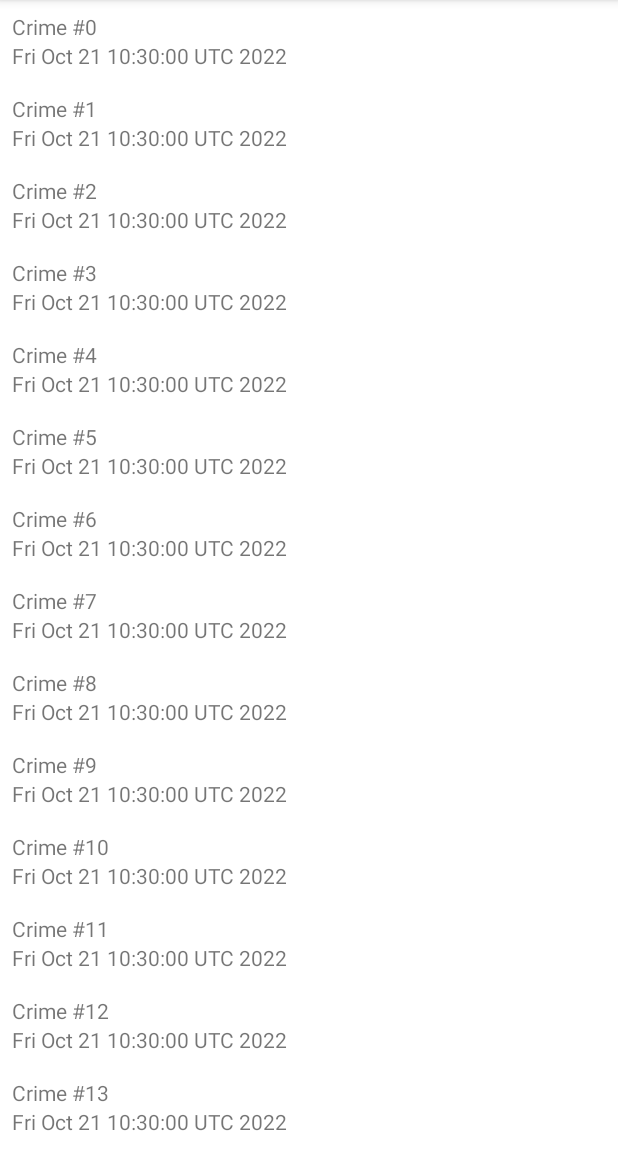
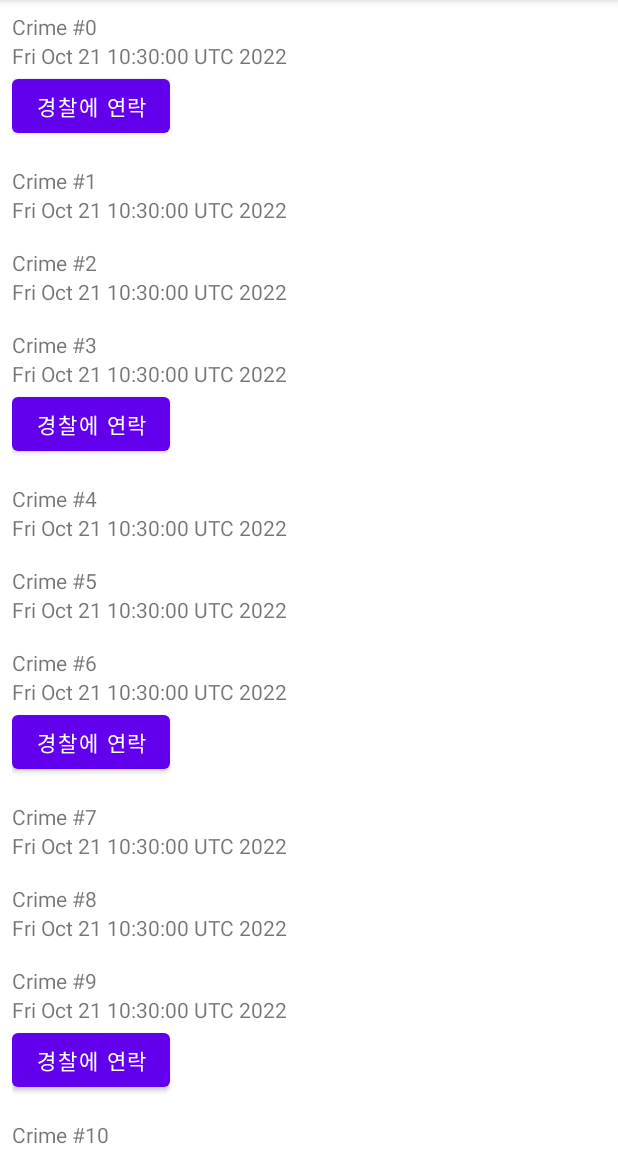
Before and after one commit to Quantata/JPubExample, an Android app: the screen it shows after launch (MainActivity), on a phone screen of 412 x 824 dp, the part 84-1236 px from its top. Run offline under Robolectric (Android 15) with nearby library versions, the phone set to English and light mode, and no system bars.

Commit message:
2022 10 21 by nyahn - CH9 Challenge: ViewType 구현

```diff
--- a/criminalintent/src/main/java/com/nancone/criminalintent/model/Crime.kt
+++ b/criminalintent/src/main/java/com/nancone/criminalintent/model/Crime.kt
@@ -2,7 +2,9 @@ package com.nancone.criminalintent.model
 
 import java.util.*
 
-data class Crime(val id: UUID = UUID.randomUUID(),
-                var title: String = "",
-                var date: Date = Date(),
-                var isSolved: Boolean = false)
+data class Crime(
+    val id: UUID = UUID.randomUUID(),
+    var title: String = "",
+    var date: Date = Date(),
+    var isSolved: Boolean = false,
+    var requiresPolice: Int = CrimeType.normalCrime)
--- /dev/null
+++ b/criminalintent/src/main/java/com/nancone/criminalintent/model/CrimeType.kt
@@ -0,0 +1,6 @@
+package com.nancone.criminalintent.model
+
+object CrimeType {
+    const val normalCrime = 101
+    const val requiresPoliceCrime = 102
+}
--- a/criminalintent/src/main/java/com/nancone/criminalintent/ui/CrimeListFragment.kt
+++ b/criminalintent/src/main/java/com/nancone/criminalintent/ui/CrimeListFragment.kt
@@ -5,6 +5,7 @@ import android.util.Log
 import android.view.LayoutInflater
 import android.view.View
 import android.view.ViewGroup
+import android.widget.Button
 import android.widget.TextView
 import android.widget.Toast
 import androidx.fragment.app.Fragment
@@ -13,6 +14,7 @@ import androidx.recyclerview.widget.LinearLayoutManager
 import androidx.recyclerview.widget.RecyclerView
 import com.nancone.criminalintent.R
 import com.nancone.criminalintent.model.Crime
+import com.nancone.criminalintent.model.CrimeType
 import com.nancone.criminalintent.viewmodel.CrimeListViewModel
 
 private const val TAG = "CrimeListFragment"
@@ -40,7 +42,7 @@ class CrimeListFragment : Fragment() {
         container: ViewGroup?,
         savedInstanceState: Bundle?
     ): View? {
-        var view = inflater.inflate(R.layout.fragment_crime_list, container, false)
+        val view = inflater.inflate(R.layout.fragment_crime_list, container, false)
 
         // recyclerview 설정
         crimeRecyclerView =
@@ -86,21 +88,70 @@ class CrimeListFragment : Fragment() {
             Toast.makeText(context, "${crime.title} pressed!", Toast.LENGTH_SHORT).show()
         }
     }
+    private inner class CrimeRequirePoliceHolder(view: View) : RecyclerView.ViewHolder(view), View.OnClickListener {
 
-    private inner class CrimeAdapter(var crimes: List<Crime>) : RecyclerView.Adapter<CrimeHolder>() {
+        private lateinit var crime: Crime
+
+        private val titleTextView: TextView = itemView.findViewById(R.id.crime_title)
+        private val dateTextView: TextView = itemView.findViewById(R.id.crime_date)
+        private val callPoliceBtn: Button = itemView.findViewById(R.id.call_police_btn)
+
+        init {
+            callPoliceBtn.setOnClickListener(this)
+            titleTextView.setOnClickListener(this)
+//            itemView.setOnClickListener(this)
+        }
+
+        fun bind(crime: Crime) {
+            this.crime = crime
+            titleTextView.text = crime.title
+            dateTextView.text = crime.date.toString()
+        }
+
+        override fun onClick(v: View) {
+           when(v.id) {
+               R.id.crime_title -> Toast.makeText(context, "${crime.title} pressed!", Toast.LENGTH_SHORT).show()
+               R.id.call_police_btn -> Toast.makeText(context, "Call Police", Toast.LENGTH_SHORT).show()
+
+           }
+        }
+    }
+
+
+    private inner class CrimeAdapter(var crimes: List<Crime>) : RecyclerView.Adapter<RecyclerView.ViewHolder>() {
+
+        override fun getItemViewType(position: Int): Int {
+//            super.getItemViewType(position)
+            return crimes[position].requiresPolice
+        }
 
         // onCreateViewHolder 에서 item 틀에 맞춰 ViewHolder 만들고 해당 ViewHolder 가 화면에 보여질만큼 충분히
-        // 만들어지면 이제 그 View 는 재사용함 9
-        override fun onCreateViewHolder(parent: ViewGroup, viewType: Int): CrimeHolder {
-            val view = layoutInflater.inflate(R.layout.list_item_crime, parent, false)
-            // CrimeHolder Instance 생성: 아직 CrimeHolder 에 데이터는 반영되지 않음
-            return CrimeHolder(view)
+        // 만들어지면 이제 그 View 는 재사용함
+        override fun onCreateViewHolder(parent: ViewGroup, viewType: Int): RecyclerView.ViewHolder {
+            var view: View? = null
+            return when(viewType) {
+                CrimeType.requiresPoliceCrime -> {
+                    view = layoutInflater.inflate(R.layout.list_item_crime_requires_police, parent, false)
+                    CrimeRequirePoliceHolder(view)
+                }
+                else -> {
+                    view = layoutInflater.inflate(R.layout.list_item_crime, parent, false)
+                    CrimeHolder(view)
+                }
+            }
+//            val view = layoutInflater.inflate(R.layout.list_item_crime, parent, false)
+//            // CrimeHolder Instance 생성: 아직 CrimeHolder 에 데이터는 반영되지 않음
+//            return CrimeHolder(view)
         }
 
         // onBindViewHolder 에서 CrimeHolder 와 데이터셋 내부 위치를 전달
-        override fun onBindViewHolder(holder: CrimeHolder, position: Int) {
+        override fun onBindViewHolder(holder: RecyclerView.ViewHolder, position: Int) {
             val crime= crimes[position]
-            holder.bind(crime)
+            when(holder) {
+                is CrimeHolder -> holder.bind(crime)
+                is CrimeRequirePoliceHolder -> holder.bind(crime)
+            }
+//            holder.bind(crime)
 //            holder.apply { // CrimeHolder(=View) 에 Data 세팅
 //                titleTextView.text = crime.title
 //                dateTextView.text = crime.date.toString()
--- a/criminalintent/src/main/java/com/nancone/criminalintent/viewmodel/CrimeListViewModel.kt
+++ b/criminalintent/src/main/java/com/nancone/criminalintent/viewmodel/CrimeListViewModel.kt
@@ -2,6 +2,7 @@ package com.nancone.criminalintent.viewmodel
 
 import androidx.lifecycle.ViewModel
 import com.nancone.criminalintent.model.Crime
+import com.nancone.criminalintent.model.CrimeType
 
 class CrimeListViewModel : ViewModel() {
     val crimes = mutableListOf<Crime>()
@@ -11,6 +12,7 @@ class CrimeListViewModel : ViewModel() {
             val crime = Crime()
             crime.title = "Crime #$i"
             crime.isSolved = i % 2 == 0
+            crime.requiresPolice = if(i%3 == 0) CrimeType.requiresPoliceCrime else CrimeType.normalCrime
             crimes += crime
         }
     }
--- /dev/null
+++ b/criminalintent/src/main/res/layout/list_item_crime_requires_police.xml
@@ -0,0 +1,26 @@
+<?xml version="1.0" encoding="utf-8"?>
+<LinearLayout
+    xmlns:android="http://schemas.android.com/apk/res/android"
+    android:orientation="vertical"
+    android:layout_width="match_parent"
+    android:layout_height="wrap_content"
+    android:padding="8dp">
+
+    <TextView
+        android:layout_width="match_parent"
+        android:layout_height="wrap_content"
+        android:id="@+id/crime_title"
+        android:text="Crime Title"/>
+
+    <TextView
+        android:layout_width="wrap_content"
+        android:layout_height="wrap_content"
+        android:id="@+id/crime_date"
+        android:text="Crime Date"/>
+
+    <Button
+        android:id="@+id/call_police_btn"
+        android:layout_width="wrap_content"
+        android:layout_height="wrap_content"
+        android:text="@string/crime_requires_police"/>
+</LinearLayout>
--- a/criminalintent/src/main/res/values/strings.xml
+++ b/criminalintent/src/main/res/values/strings.xml
@@ -4,4 +4,5 @@
     <string name="crime_title_label">제목</string>
     <string name="crime_details_label">상세 내역</string>
     <string name="crime_solved_label">해결됨</string>
+    <string name="crime_requires_police">경찰에 연락</string>
 </resources>
```
